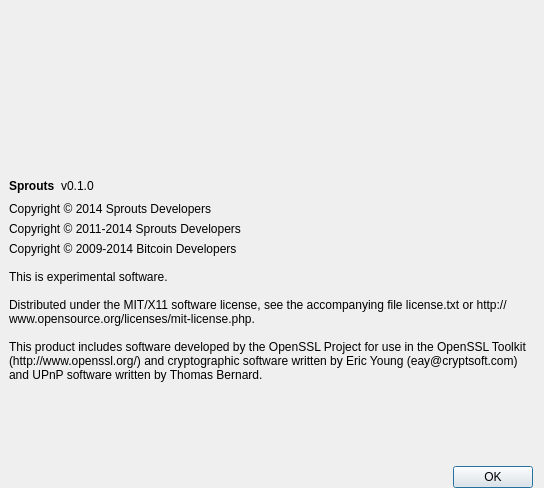
First picture: the form in src/qt/forms/aboutdialog.ui, repository nepeat/stronghands, before the edit.
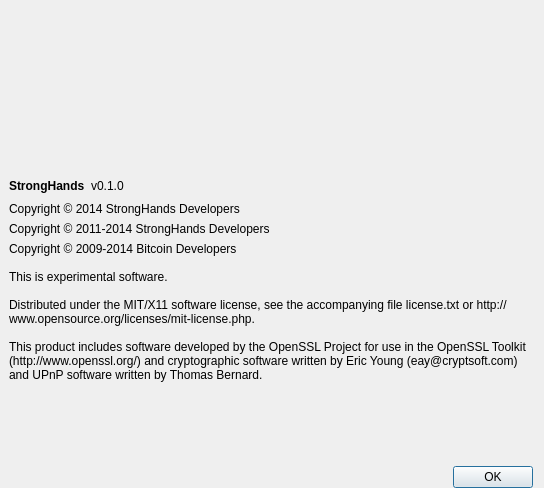
Second picture: the form after the edit. Icons and pictures are not drawn.

The edit to the form file:
```diff
--- a/src/qt/forms/aboutdialog.ui
+++ b/src/qt/forms/aboutdialog.ui
@@ -72,7 +72,7 @@
        <item>
         <widget class="QLabel" name="label">
          <property name="text">
-          <string>&lt;html&gt;&lt;head/&gt;&lt;body&gt;&lt;p&gt;&lt;span style=&quot; font-weight:600;&quot;&gt;Sprouts&lt;/span&gt;&lt;/p&gt;&lt;/body&gt;&lt;/html&gt;</string>
+          <string>&lt;html&gt;&lt;head/&gt;&lt;body&gt;&lt;p&gt;&lt;span style=&quot; font-weight:600;&quot;&gt;StrongHands&lt;/span&gt;&lt;/p&gt;&lt;/body&gt;&lt;/html&gt;</string>
          </property>
          <property name="textInteractionFlags">
           <set>Qt::LinksAccessibleByMouse|Qt::TextSelectableByKeyboard|Qt::TextSelectableByMouse</set>
@@ -110,14 +110,14 @@
      <item>
       <widget class="QLabel" name="label_4">
        <property name="text">
-        <string>Copyright © 2014 Sprouts Developers</string>
+        <string>Copyright © 2014 StrongHands Developers</string>
        </property>
       </widget>
      </item>
      <item>
       <widget class="QLabel" name="label_sprouts_copyright">
        <property name="text">
-        <string>Copyright © 2011-2014 Sprouts Developers</string>
+        <string>Copyright © 2011-2014 StrongHands Developers</string>
        </property>
        <property name="wordWrap">
         <bool>true</bool>
```
Left out of the diff: 4 changed lines with no effect on the pictures.
